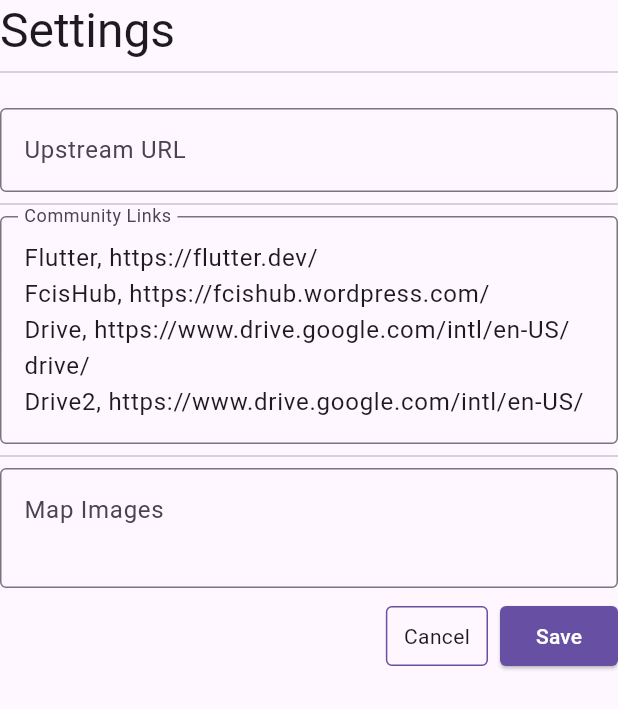
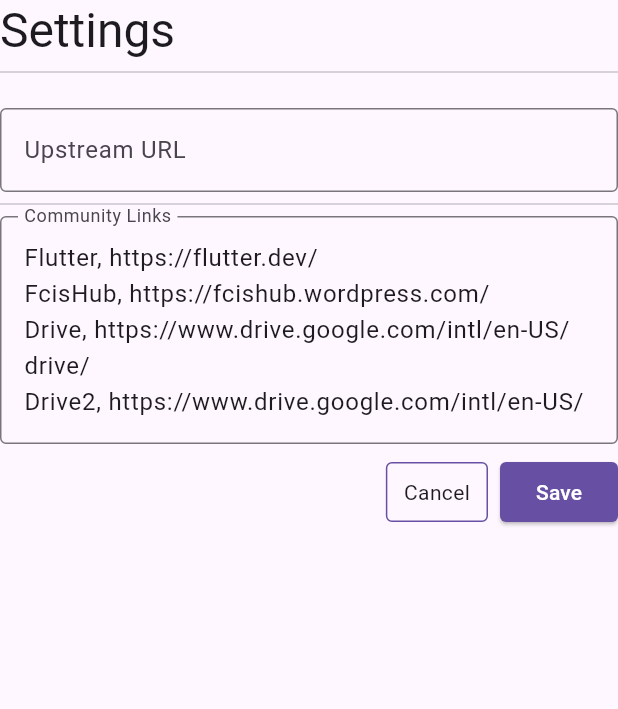
Before and after one commit to Dimitry-bit/Link, a Flutter app: the SettingsPage widget shown alone on an empty page, opened directly, after a tap on "Save", on a phone screen of 412 x 824 dp. Shown: the top 709 px of the screen. Run offline on Flutter 3.47's test engine with Material 3 defaults, Android fonts, the phone set to English and light mode, and no system bars; our stand-ins replace syncfusion_flutter_datagrid, syncfusion_flutter_gauges.

Commit message:
remove map page

```diff
--- a/lib/models/user_settings.dart
+++ b/lib/models/user_settings.dart
@@ -5,13 +5,10 @@ import 'package:flutter/material.dart';
 class UserSettings extends ChangeNotifier {
   Uri _upstreamUrl = Uri();
   Map<String, Uri> _communityLinks = {};
-  List<String> _mapPaths = List.empty();
 
   Uri get upstreamUrl => _upstreamUrl;
 
   Map<String, Uri> communityLinks() => _communityLinks;
-
-  List<String> mapPaths() => _mapPaths;
 
   bool setUpstreamUrl(String upstreamUrl) {
     String trimmedUpstream = upstreamUrl.trim();
@@ -66,10 +63,4 @@ class UserSettings extends ChangeNotifier {
 
     return true;
   }
-
-  void setMapPaths(String paths) {
-    String pathsTrimmed = paths.trim();
-    _mapPaths = pathsTrimmed.split('\n');
-    notifyListeners();
-  }
 }
--- a/lib/routes.dart
+++ b/lib/routes.dart
@@ -11,7 +11,6 @@ import 'package:link/screens/settings_page.dart';
 class Routes {
   static const String dashboardPage = '/';
   static const String gpaPage = '/gpa';
-  static const String mapPage = '/map';
   static const String viewSchedulesPage = '/schedules';
 
   static const String coursesPage = '/courses';
@@ -23,7 +22,6 @@ class Routes {
 
   static Route<dynamic> generateRoute(RouteSettings settings) {
     switch (settings.name) {
-      case mapPage:
       case viewSchedulesPage:
       case manageSchedulesPage:
         return _createRoute(Placeholder(
--- a/lib/screens/home_page.dart
+++ b/lib/screens/home_page.dart
@@ -65,11 +65,6 @@ class _HomePageState extends State<HomePage> {
                 icon: Icons.percent,
                 route: Routes.gpaPage,
               ),
-              _buildDestination(
-                'Map',
-                icon: Icons.map,
-                route: Routes.mapPage,
-              ),
               const Divider(),
               _buildDestination('Manage'),
               _buildDestination(
--- a/lib/screens/settings_page.dart
+++ b/lib/screens/settings_page.dart
@@ -17,13 +17,11 @@ class SettingsPage extends StatefulWidget {
 class _SettingsPageState extends State<SettingsPage> {
   final urlController = TextEditingController();
   final linksController = TextEditingController();
-  final mapPathsController = TextEditingController();
 
   @override
   void dispose() {
     urlController.dispose();
     linksController.dispose();
-    mapPathsController.dispose();
 
     super.dispose();
   }
@@ -31,7 +29,6 @@ class _SettingsPageState extends State<SettingsPage> {
   void _setControllers(UserSettings userSettings) {
     urlController.clear();
     linksController.clear();
-    mapPathsController.clear();
 
     urlController.text = userSettings.upstreamUrl.toString();
     linksController.text = userSettings
@@ -39,12 +36,9 @@ class _SettingsPageState extends State<SettingsPage> {
         .entries
         .map((e) => "${e.key}, ${e.value}")
         .join('\n');
-    mapPathsController.text =
-        userSettings.mapPaths().map((path) => path.toString()).join(',\n');
   }
 
   void _submit(BuildContext context, UserSettings userSettings) {
-    userSettings.setMapPaths(mapPathsController.text);
     String errorStr = '';
 
     if (!userSettings.setUpstreamUrl(urlController.text)) {
@@ -92,16 +86,6 @@ class _SettingsPageState extends State<SettingsPage> {
               hintText: 'example, https://example.com/',
               alignLabelWithHint: true,
             ),
-            const Divider(),
-            OutlinedTextFieldForm(
-              controller: mapPathsController,
-              keyboardType: TextInputType.multiline,
-              minLines: 2,
-              maxLines: 5,
-              labelText: 'Map Images',
-              hintText: 'floor1.png',
-              alignLabelWithHint: true,
-            ),
             const SizedBox(height: 8.0),
             Row(
               mainAxisAlignment: MainAxisAlignment.end,
```
